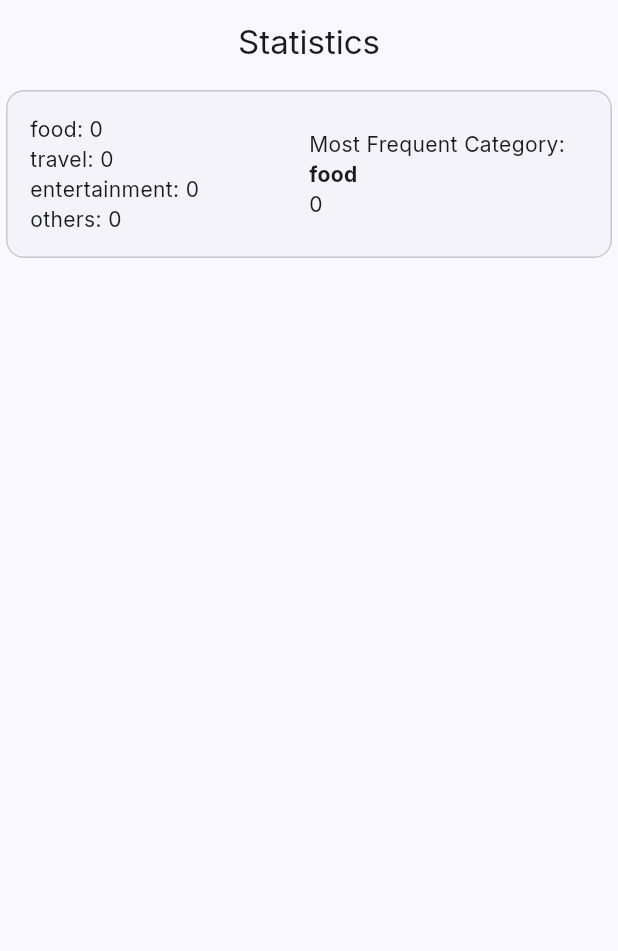
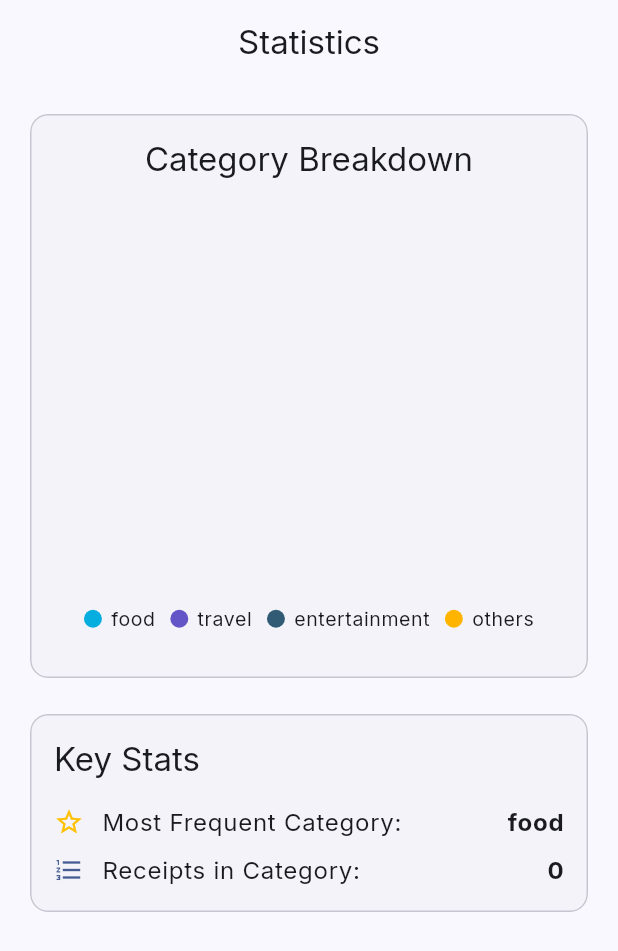
Before and after one commit to PrunesLand/receiptify, a Flutter app: the StatsDataScreen screen opened by its route, on a phone screen of 412 x 824 dp. Shown: the top 951 px of the screen. Run offline on Flutter 3.47's test engine with Material 3 defaults, Android fonts, the phone set to English and light mode, and no system bars; our stand-ins replace camera, dio, firebase_ai, firebase_auth, firebase_core, flutter_bloc and 12 more; accounts and stored records are empty; generated files the repository leaves out were written again; statements that could not run were skipped.

Commit message:
feat: Enhance Statistics screen with pie chart and detailed stats
This commit significantly revamps the Statistics screen by introducing a pie chart to visualize category breakdowns and providing more detailed key statistics.

Key changes:
- **`StatsDataScreen.dart`:**
    - Integrated `syncfusion_flutter_charts` to display a pie chart of expense categories.
        - The chart shows category names and counts. Labels are hidden for categories with zero count.
        - A legend is displayed at the bottom of the chart.
    - Implemented loading and empty states:
        - Shows a `CircularProgressIndicator` while data is loading.
        - Displays an "No statistics to show yet." message with an icon if there's no data.
    - Redesigned the layout to use `Card` widgets for better visual organization of the chart and key stats.
    - Key stats section now displays "Most Frequent Category" and "Receipts in Category" with icons and improved formatting using a helper widget `_buildStatRow`.
    - Statistics are now loaded when the screen is initialized.
- **`statistics_bloc.dart`:**
    - Sets `isLoading` to `true` at the beginning of `loadStats` and `false` after processing.
- **`statistics_state.dart`:**
    - Changed `categoryCounts` from `Map<ExpenseEnum, int>` to `List<CategoryCount>` to work with the new `CategoryCount` model.
- **`Statistics/utils.dart`:**
    - `getCategoryCounts` now returns `List<CategoryCount>` instead of `Map<ExpenseEnum, int>`.
    - `getMostFrequentCategory` now accepts `List<CategoryCount>` and handles empty lists by returning the first `ExpenseEnum` with a count of 0.
- **`Models/CategoryCounts.dart`:**
    - Introduced a new `CategoryCount` freezed model with `category` (ExpenseEnum) and `count` (int) fields.
    - Exported `CategoryCounts.dart` in `Models/index.dart`.
- **`DocumentWidget.dart`:**
    - Updated the background color of the container to `colorScheme.surfaceContainerHighest`.
- **User Storage & Schema:**
    - Added `totalImageRequests` field to `User` schema in `User/Domain/Schema/User.dart`.
    - Added `incrementImageRequest()` method to `IUserStorageRepository.dart` and its implementation in `UserStorageRepository.dart`.
- **Dependencies:**
    - Added `syncfusion_flutter_charts: ^30.2.4` to `pubspec.yaml` and `pubspec.lock`.

```diff
--- a/lib/features/Document/presentation/widgets/DocumentWidget.dart
+++ b/lib/features/Document/presentation/widgets/DocumentWidget.dart
@@ -25,7 +25,7 @@ class _DocumentWidgetState extends State<DocumentWidget> {
       builder: (context, state) {
         return Container(
           decoration: BoxDecoration(
-            color: colorScheme.surfaceVariant,
+            color: colorScheme.surfaceContainerHighest,
             borderRadius: BorderRadius.circular(16.0),
           ),
           child: Column(
--- a/lib/features/Statistics/application/Statistics/statistics_bloc.dart
+++ b/lib/features/Statistics/application/Statistics/statistics_bloc.dart
@@ -12,6 +12,7 @@ class StatisticsBloc extends Bloc<StatisticsEvent, StatisticsState> {
     on<StatisticsEvent>((event, emit) async {
       await event.when(
         loadStats: () async {
+          emit(state.copyWith(isLoading: true));
           final expenses =
               await _userStorageRepository.getAllDocumentsFromMainPockets();
 
@@ -23,7 +24,7 @@ class StatisticsBloc extends Bloc<StatisticsEvent, StatisticsState> {
 
           emit(
             state.copyWith(
-              isLoading: true,
+              isLoading: false,
               categoryCounts: categoryCounts,
               mostFrequentCategory: mostFrequentCategory.key,
               mostFrequentCategoryQuantity: mostFrequentCategory.value,
--- a/lib/features/Statistics/application/Statistics/statistics_state.dart
+++ b/lib/features/Statistics/application/Statistics/statistics_state.dart
@@ -2,6 +2,7 @@ import 'package:freezed_annotation/freezed_annotation.dart';
 import 'package:receipt_app/features/Document/domain/models/Receipt/index.dart';
 
 import '../../../Document/domain/Enums/Enums.dart';
+import '../../domain/Models/CategoryCounts.dart';
 
 part 'statistics_state.freezed.dart';
 
@@ -10,7 +11,7 @@ class StatisticsState with _$StatisticsState {
   const factory StatisticsState({
     @Default(false) bool isLoading,
     @Default([]) List<ReceiptModel> dataList,
-    @Default({}) Map<ExpenseEnum, int> categoryCounts,
+    @Default([]) List<CategoryCount> categoryCounts,
     @Default(ExpenseEnum.others) ExpenseEnum mostFrequentCategory,
     @Default(0) int mostFrequentCategoryQuantity,
   }) = _StatisticsState;
--- /dev/null
+++ b/lib/features/Statistics/domain/Models/CategoryCounts.dart
@@ -0,0 +1,12 @@
+import 'package:freezed_annotation/freezed_annotation.dart';
+import 'package:receipt_app/features/Document/domain/Enums/Enums.dart';
+
+part 'CategoryCounts.freezed.dart';
+
+@freezed
+class CategoryCount with _$CategoryCount {
+  const factory CategoryCount({
+    required ExpenseEnum category,
+    required int count,
+  }) = _CategoryCount;
+}
--- a/lib/features/Statistics/domain/Models/index.dart
+++ b/lib/features/Statistics/domain/Models/index.dart
@@ -1 +1,2 @@
 export 'BasicStats.dart';
+export 'CategoryCounts.dart';
--- a/lib/features/Statistics/presentation/StatsDataScreen.dart
+++ b/lib/features/Statistics/presentation/StatsDataScreen.dart
@@ -1,10 +1,12 @@
 import 'package:flutter/material.dart';
 import 'package:flutter_bloc/flutter_bloc.dart';
+import 'package:syncfusion_flutter_charts/charts.dart'; // Import Syncfusion charts
 
 import '../../../core/service_locator.dart';
 import '../application/Statistics/statistics_bloc.dart';
 import '../application/Statistics/statistics_event.dart';
 import '../application/Statistics/statistics_state.dart';
+import '../domain/Models/CategoryCounts.dart'; // Corrected import path
 
 class StatsDataScreen extends StatefulWidget {
   const StatsDataScreen({super.key});
@@ -16,50 +18,100 @@ class StatsDataScreen extends StatefulWidget {
 class _StatsDataScreenState extends State<StatsDataScreen> {
   @override
   void initState() {
-    getIt<StatisticsBloc>().add(StatisticsEvent.loadStats());
     super.initState();
+    // Load stats when the screen is first initialized
+    getIt<StatisticsBloc>().add(const StatisticsEvent.loadStats());
   }
 
   @override
   Widget build(BuildContext context) {
+    final theme = Theme.of(context);
+    final textTheme = theme.textTheme;
+    final colorScheme = theme.colorScheme;
+
     return Scaffold(
-      appBar: AppBar(title: Text('Statistics'), centerTitle: true),
+      appBar: AppBar(title: const Text('Statistics'), centerTitle: true),
       body: BlocBuilder<StatisticsBloc, StatisticsState>(
-        builder:
-            (context, state) => SingleChildScrollView(
+        builder: (context, state) {
+          // Show a loading indicator while data is being fetched
+          if (state.isLoading) {
+            return const Center(child: CircularProgressIndicator());
+          }
+
+          // Show an empty state message if there's no data
+          if (state.categoryCounts.isEmpty) {
+            return Center(
+              child: Padding(
+                padding: const EdgeInsets.all(24.0),
                 child: Column(
                   mainAxisAlignment: MainAxisAlignment.center,
                   children: [
+                    Icon(
+                      Icons.pie_chart_outline,
+                      size: 64,
+                      color: colorScheme.onSurface.withOpacity(0.4),
+                    ),
+                    const SizedBox(height: 16),
+                    Text(
+                      'No statistics to show yet.',
+                      textAlign: TextAlign.center,
+                      style: textTheme.titleMedium?.copyWith(
+                        color: colorScheme.onSurface.withOpacity(0.6),
+                      ),
+                    ),
+                  ],
+                ),
+              ),
+            );
+          }
+
+          // Main content with statistics and chart
+          return SingleChildScrollView(
+            padding: const EdgeInsets.all(16.0),
+            child: Column(
+              crossAxisAlignment: CrossAxisAlignment.stretch,
+              children: [
+                // --- 1. Pie Chart Section ---
                 Card(
                   child: Padding(
                     padding: const EdgeInsets.all(16.0),
-                      child: Row(
+                    child: Column(
                       children: [
-                          Expanded(
-                            child: Column(
-                              crossAxisAlignment: CrossAxisAlignment.start,
-                              children:
-                                  state.categoryCounts.entries.map((entry) {
-                                    return Text(
-                                      '${entry.key.name}: ${entry.value}',
-                                    );
-                                  }).toList(),
+                        Text('Category Breakdown', style: textTheme.titleLarge),
+                        const SizedBox(height: 16),
+                        SizedBox(
+                          height: 300, // Give the chart a fixed height
+                          child: SfCircularChart(
+                            // Initialize the pie chart
+                            legend: const Legend(
+                              isVisible: true,
+                              overflowMode: LegendItemOverflowMode.wrap,
+                              position: LegendPosition.bottom,
+                            ),
+                            series: <CircularSeries>[
+                              PieSeries<CategoryCount, String>(
+                                dataSource: state.categoryCounts,
+                                xValueMapper:
+                                    (CategoryCount data, _) =>
+                                        data.category.name,
+                                yValueMapper:
+                                    (CategoryCount data, _) => data.count,
+                                // EDITED: Conditionally provide the label text
+                                dataLabelMapper: (CategoryCount data, _) {
+                                  // If the count is 0, return null to hide the label.
+                                  // Otherwise, return the count as a string to display it.
+                                  return data.count > 0
+                                      ? data.count.toString()
+                                      : null;
+                                },
+                                // Enable data labels to show values on the chart
+                                dataLabelSettings: const DataLabelSettings(
+                                  isVisible: true,
+                                  textStyle: TextStyle(
+                                    fontWeight: FontWeight.bold,
                                   ),
                                 ),
-                          Expanded(
-                            child: Column(
-                              crossAxisAlignment: CrossAxisAlignment.start,
-                              children: [
-                                Text('Most Frequent Category:'),
-                                Text(
-                                  state.mostFrequentCategory.name,
-                                  style: TextStyle(fontWeight: FontWeight.bold),
-                                ),
-                                Text(
-                                  state.mostFrequentCategoryQuantity.toString(),
-                                  style: TextStyle(
-                                    fontWeight: FontWeight.normal,
-                                  ),
+                                enableTooltip: true,
                               ),
                             ],
                           ),
@@ -68,10 +120,65 @@ class _StatsDataScreenState extends State<StatsDataScreen> {
                     ),
                   ),
                 ),
+                const SizedBox(height: 16),
+
+                // --- 2. Key Statistics Section ---
+                Card(
+                  child: Padding(
+                    padding: const EdgeInsets.all(16.0),
+                    child: Column(
+                      crossAxisAlignment: CrossAxisAlignment.start,
+                      children: [
+                        Text('Key Stats', style: textTheme.titleLarge),
+                        const SizedBox(height: 16),
+                        _buildStatRow(
+                          icon: Icons.star_border,
+                          label: 'Most Frequent Category:',
+                          value: state.mostFrequentCategory.name,
+                          iconColor: Colors.amber,
+                        ),
+                        const SizedBox(height: 8),
+                        _buildStatRow(
+                          icon: Icons.format_list_numbered,
+                          label: 'Receipts in Category:',
+                          value: state.mostFrequentCategoryQuantity.toString(),
+                        ),
                       ],
                     ),
                   ),
                 ),
+              ],
+            ),
+          );
+        },
+      ),
+    );
+  }
+
+  // Helper widget to build consistent stat rows
+  Widget _buildStatRow({
+    required IconData icon,
+    required String label,
+    required String value,
+    Color? iconColor,
+  }) {
+    return Row(
+      children: [
+        Icon(
+          icon,
+          color: iconColor ?? Theme.of(context).colorScheme.primary,
+          size: 20,
+        ),
+        const SizedBox(width: 12),
+        Text(label, style: Theme.of(context).textTheme.bodyLarge),
+        const Spacer(),
+        Text(
+          value,
+          style: Theme.of(
+            context,
+          ).textTheme.bodyLarge?.copyWith(fontWeight: FontWeight.bold),
+        ),
+      ],
     );
   }
 }
--- a/lib/features/Statistics/utils.dart
+++ b/lib/features/Statistics/utils.dart
@@ -1,7 +1,8 @@
 import 'package:receipt_app/features/Document/domain/Enums/Enums.dart';
 import 'package:receipt_app/features/Document/domain/models/Receipt/index.dart';
+import 'package:receipt_app/features/Statistics/index.dart';
 
-Map<ExpenseEnum, int> getCategoryCounts(List<ReceiptModel?> expenses) {
+List<CategoryCount> getCategoryCounts(List<ReceiptModel?> expenses) {
   Map<ExpenseEnum, int> categoryCounts = {};
   for (var category in ExpenseEnum.values) {
     categoryCounts[category] = 0;
@@ -12,19 +13,24 @@ Map<ExpenseEnum, int> getCategoryCounts(List<ReceiptModel?> expenses) {
           (categoryCounts[expense.category] ?? 0) + 1;
     }
   }
-  return categoryCounts;
+  return categoryCounts.entries
+      .map((entry) => CategoryCount(category: entry.key, count: entry.value))
+      .toList();
 }
 
 MapEntry<ExpenseEnum, int> getMostFrequentCategory(
-  Map<ExpenseEnum, int> categoryCounts,
+  List<CategoryCount> categoryCounts,
 ) {
+  if (categoryCounts.isEmpty) {
+    return MapEntry(ExpenseEnum.values.first, 0);
+  }
   ExpenseEnum mostFrequent = ExpenseEnum.values.first;
   int maxCount = 0;
-  categoryCounts.forEach((category, count) {
-    if (count > maxCount) {
-      maxCount = count;
-      mostFrequent = category;
+  for (var categoryCount in categoryCounts) {
+    if (categoryCount.count > maxCount) {
+      maxCount = categoryCount.count;
+      mostFrequent = categoryCount.category;
     }
-  });
+  }
   return MapEntry(mostFrequent, maxCount);
 }
--- a/lib/features/User/Domain/IUserStorageRepository.dart
+++ b/lib/features/User/Domain/IUserStorageRepository.dart
@@ -20,4 +20,5 @@ abstract class IUserStorageRepository {
   Future<void> updateSubPocket(int index, SubPocket updatedSubPocketData);
   Future<void> deleteSubPocket(int index);
   Future<List<ReceiptModel?>> getAllDocumentsFromMainPockets();
+  Future<void> incrementImageRequest();
 }
--- a/lib/features/User/Domain/Schema/User.dart
+++ b/lib/features/User/Domain/Schema/User.dart
@@ -33,6 +33,9 @@ class SubPocket {
 
   @Name("expenses")
   List<Document> expenses = [];
+
+  @Name('totalImageRequests')
+  int totalImageRequests = 0;
 }
 
 @embedded
--- a/lib/features/User/Infrastructure/UserStorageRepository.dart
+++ b/lib/features/User/Infrastructure/UserStorageRepository.dart
@@ -186,4 +186,7 @@ class UserStorageRepository implements IUserStorageRepository {
       return [];
     }
   }
+
+  @override
+  Future<void> incrementImageRequest() async {}
 }
--- a/pubspec.yaml
+++ b/pubspec.yaml
@@ -55,6 +55,7 @@ dependencies:
   logger: ^2.6.1
   firebase_auth: ^5.7.0
   google_fonts: ^6.3.0
+  syncfusion_flutter_charts: ^30.2.4
 
 dev_dependencies:
   flutter_test:
```
Also changed, not shown: pubspec.lock. Lines whose indentation alone changed are shown as unchanged.
